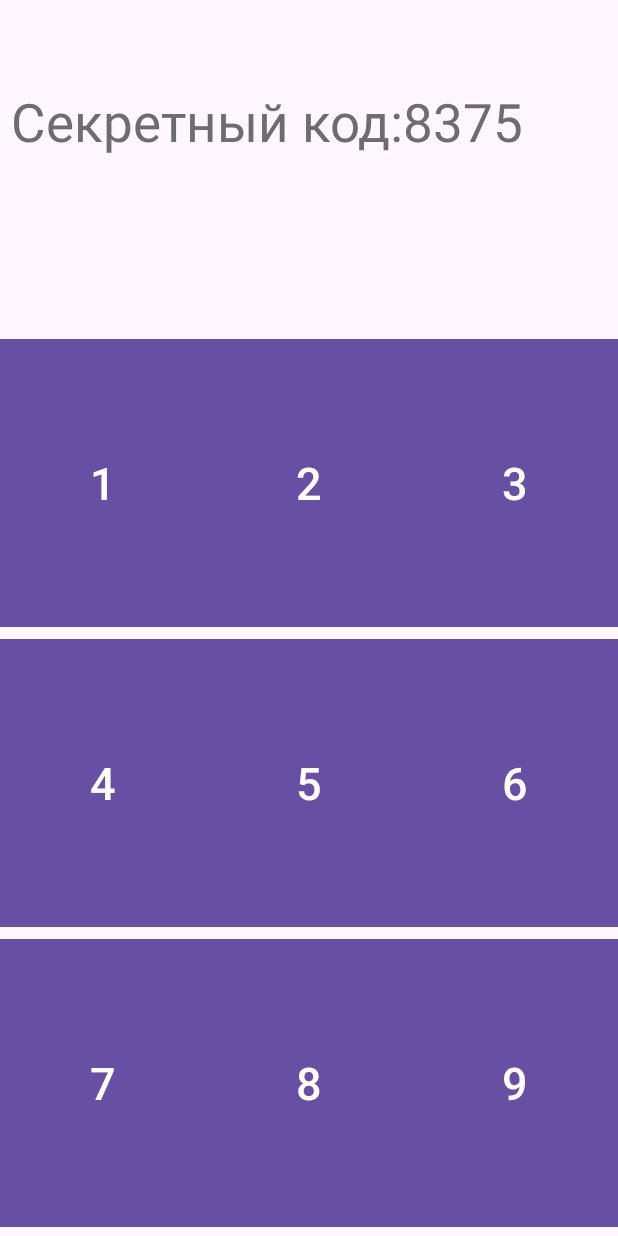
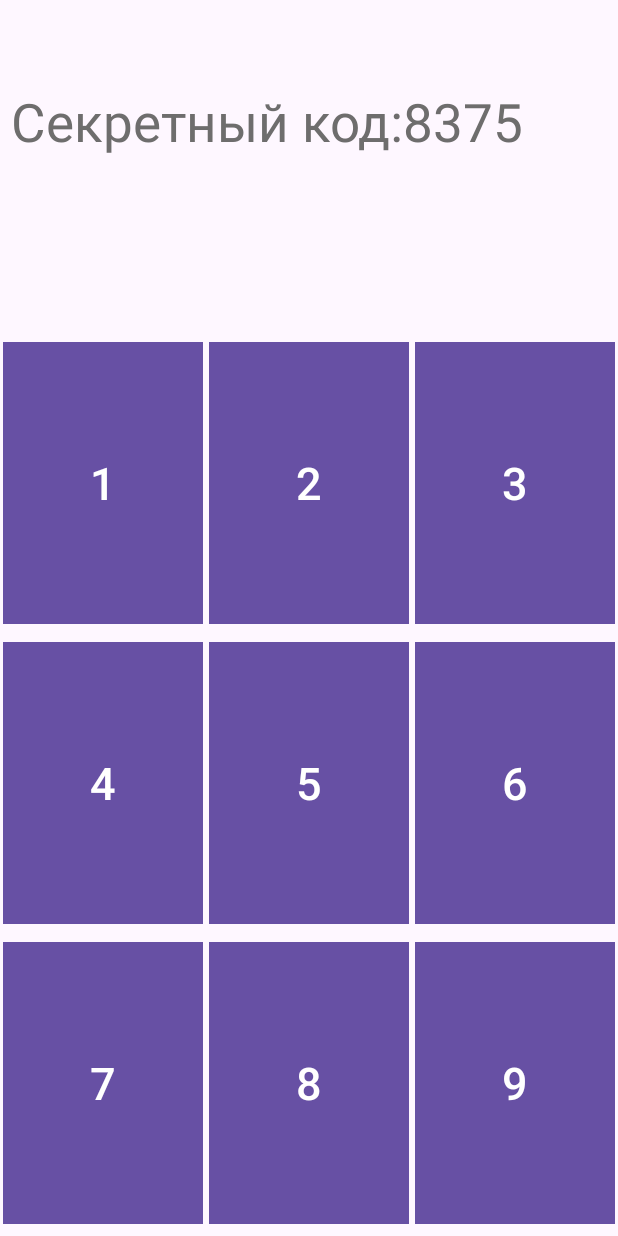
Before and after one commit to Yrkaa/BOMB, an Android app: the screen it shows after launch (MainActivity), on a phone screen of 412 x 824 dp. Run offline under Robolectric (Android 15) with nearby library versions, the phone set to English and light mode, and no system bars.

Commit message:
Сделал расстояние между кнопками

```diff
--- a/app/src/main/res/layout/activity_main.xml
+++ b/app/src/main/res/layout/activity_main.xml
@@ -36,22 +36,25 @@
             <Button
                 android:id="@+id/btn_1"
                 android:layout_width="wrap_content"
+                android:layout_height="match_parent"
+                android:layout_margin="2dp"
                 android:textSize="30dp"
                 android:text="1"
-                app:cornerRadius="0dp"
-                android:layout_height="200dp" />
+                app:cornerRadius="0dp"/>
 
             <Button
                 android:id="@+id/btn_2"
                 android:layout_width="wrap_content"
-                android:layout_height="200dp"
+                android:layout_height="match_parent"
+                android:layout_margin="2dp"
                 android:text="2"
                 app:cornerRadius="0dp"
                 android:textSize="30dp"/>
             <Button
                 android:id="@+id/btn_3"
                 android:layout_width="wrap_content"
-                android:layout_height="200dp"
+                android:layout_height="match_parent"
+                android:layout_margin="2dp"
                 android:text="3"
                 app:cornerRadius="0dp"
                 android:textSize="30dp"/>
@@ -61,21 +64,24 @@
             <Button
                 android:id="@+id/btn_4"
                 android:layout_width="wrap_content"
-                android:layout_height="200dp"
+                android:layout_height="match_parent"
+                android:layout_margin="2dp"
                 app:cornerRadius="0dp"
                 android:text="4"
                 android:textSize="30dp"/>
             <Button
                 android:id="@+id/btn_5"
                 android:layout_width="wrap_content"
-                android:layout_height="200dp"
+                android:layout_height="match_parent"
+                android:layout_margin="2dp"
                 android:text="5"
                 app:cornerRadius="0dp"
                 android:textSize="30dp"/>
             <Button
                 android:id="@+id/btn_6"
                 android:layout_width="wrap_content"
-                android:layout_height="200dp"
+                android:layout_height="match_parent"
+                android:layout_margin="2dp"
                 android:text="6"
                 app:cornerRadius="0dp"
                 android:textSize="30dp"/>
@@ -85,21 +91,24 @@
             <Button
                 android:id="@+id/btn_7"
                 android:layout_width="wrap_content"
-                android:layout_height="200dp"
+                android:layout_height="match_parent"
+                android:layout_margin="2dp"
                 app:cornerRadius="0dp"
                 android:text="7"
                 android:textSize="30dp"/>
             <Button
                 android:id="@+id/btn_8"
                 android:layout_width="wrap_content"
-                android:layout_height="200dp"
+                android:layout_height="match_parent"
+                android:layout_margin="2dp"
                 android:text="8"
                 app:cornerRadius="0dp"
                 android:textSize="30dp"/>
             <Button
                 android:id="@+id/btn_9"
                 android:layout_width="wrap_content"
-                android:layout_height="200dp"
+                android:layout_height="match_parent"
+                android:layout_margin="2dp"
                 android:text="9"
                 app:cornerRadius="0dp"
                 android:textSize="30dp"/>
```
